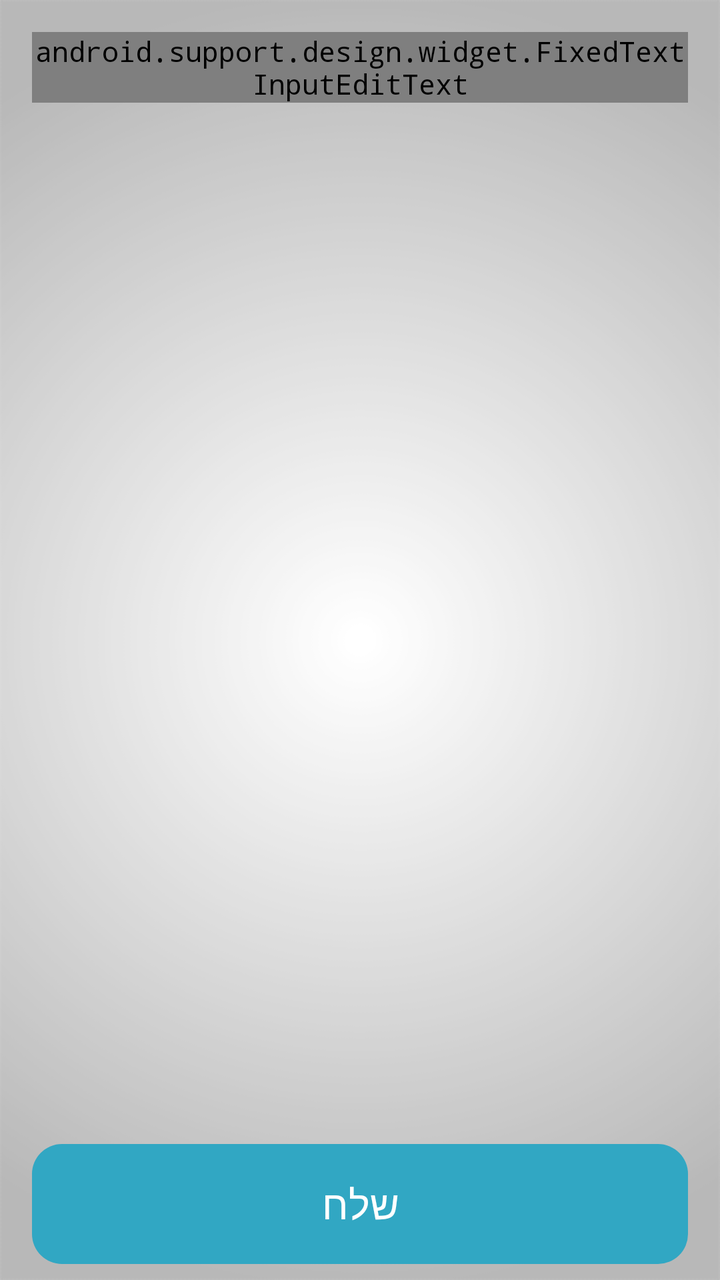
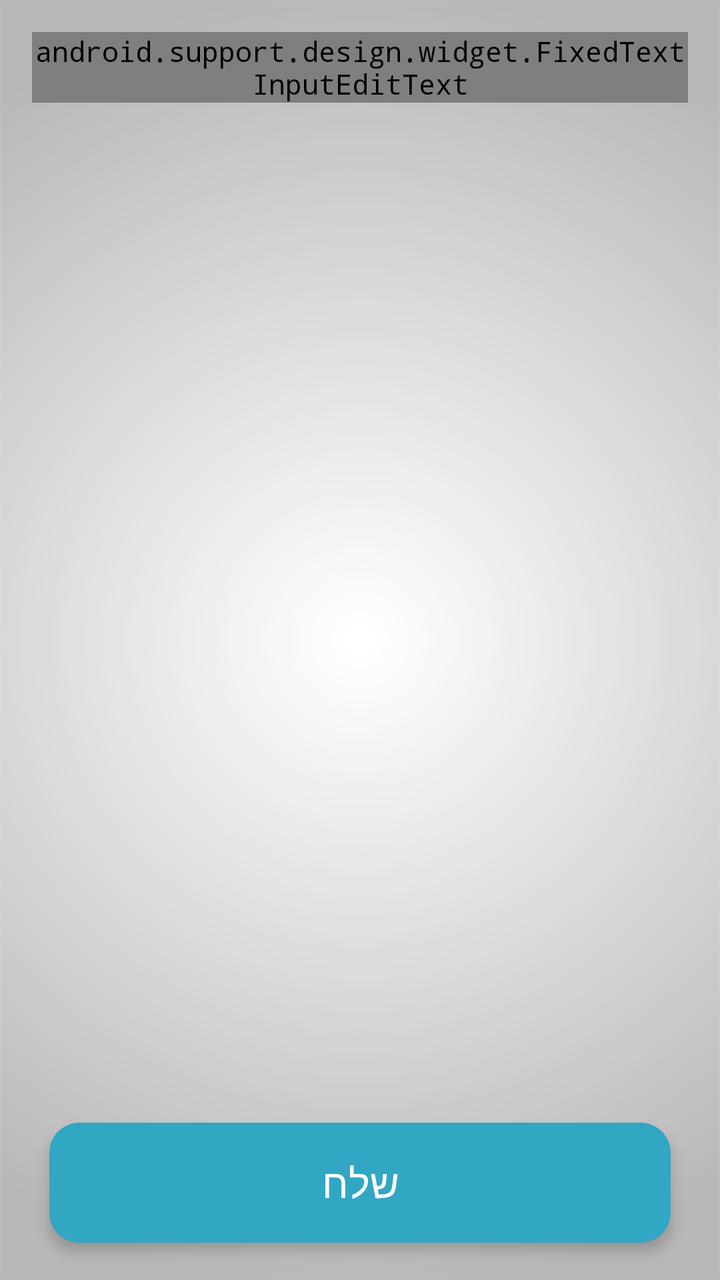

The first picture is an Android layout as it rendered before a commit; the second is the same layout after the commit. The layout source and the unified diff follow.
<!-- AndroidManifest.xml: application theme AppTheme -->
<!-- res/layout/activity_main3.xml -->
<?xml version="1.0" encoding="utf-8"?>
<RelativeLayout xmlns:android="http://schemas.android.com/apk/res/android"
    xmlns:app="http://schemas.android.com/apk/res-auto"
    xmlns:tools="http://schemas.android.com/tools"
    android:layout_width="match_parent"
    android:layout_height="match_parent"
    app:layout_behavior="@string/appbar_scrolling_view_behavior"
    android:fitsSystemWindows="true"
    android:id="@+id/main3"
    tools:context="atlow.chemi.mymada.MainActivity3">
    <android.support.v4.widget.NestedScrollView
        android:layout_width="match_parent"
        android:layout_height="match_parent"
        android:id="@+id/scrollView"
        android:layout_marginBottom="55dp"
        android:layout_alignParentRight="true"
        android:layout_alignParentEnd="true"
        android:layout_alignParentStart="true"
        android:layout_alignParentBottom="false"
        android:layout_alignParentTop="true"
        android:layout_alignParentLeft="true"
        android:fillViewport="false">
        <RelativeLayout
            android:layout_width="match_parent"
            android:layout_height="wrap_content"
            android:paddingBottom="61dp"
            android:paddingTop="@dimen/activity_horizontal_margin"
            android:paddingLeft="@dimen/activity_horizontal_margin"
            android:paddingRight="@dimen/activity_horizontal_margin">
            <android.support.design.widget.TextInputLayout
                android:id="@+id/freeMsg"
                android:layout_width="match_parent"
                android:layout_height="wrap_content">
                <android.support.design.widget.FixedTextInputEditText
                    android:id="@+id/yourMsg"
                    android:layout_width="match_parent"
                    android:layout_height="wrap_content"
                    android:singleLine="true"
                    android:gravity="top"
                    android:lines="6"
                    android:inputType="textMultiLine"
                    android:hint="@string/toMoked" />
            </android.support.design.widget.TextInputLayout>
        </RelativeLayout>
    </android.support.v4.widget.NestedScrollView>
    <Button
        android:id="@+id/yourMsgBtnNew"
        android:layout_width="match_parent"
        android:layout_height="60dp"
        android:layout_alignParentBottom="true"
        android:layout_centerHorizontal="true"
        android:layout_marginStart="@dimen/activity_vertical_margin"
        android:layout_marginEnd="@dimen/activity_vertical_margin"
        android:paddingEnd="@dimen/activity_horizontal_margin"
        android:paddingStart="@dimen/activity_horizontal_margin"
        android:layout_marginBottom="8dp"
        android:background="@drawable/btns_new"
        android:gravity="center|center_horizontal|center_vertical"
        android:text="@string/succ"
        android:textColor="#FFF"
        android:textSize="20sp" />
</RelativeLayout>
<!-- resources referenced by this layout -->
<resources>
  <dimen name="activity_horizontal_margin">16dp</dimen>
  <dimen name="activity_vertical_margin">16dp</dimen>
  <!-- drawable btns_new (drawable) -->
  <?xml version="1.0" encoding="utf-8"?>
  <shape xmlns:android="http://schemas.android.com/apk/res/android"
      android:shape="rectangle">
      <corners android:radius="15dp" />
      <solid android:color="@color/ColorNice" />
      <padding
          android:right="0dp"
          android:left="0dp"
          android:bottom="0dp"
          android:top="0dp" />
      <stroke
          android:width="0dp"
          android:color="#1e869f" />
  </shape>
  <string name="succ">שלח</string>
  <string name="toMoked">כתוב הודעתך למוקד.</string>
  <style name="AppTheme" parent="Theme.AppCompat.Light">
          
          <item name="android:textColor">@color/Black</item>
          <item name="colorPrimary">@color/ColorPrimary</item>
          <item name="colorPrimaryDark">@color/ColorPrimaryDark</item>
          <item name="android:textColorHintInverse">@color/ColorBlue</item>
          <item name="actionBarTheme">@style/ThemeOverlay.AppCompat.Dark.ActionBar</item>
          <item name="buttonStyle">@style/FButton</item>
          <item name="android:buttonStyle">@style/FButton</item>
          <item name="colorAccent">@color/materialGrey300</item>
          
          <item name="android:actionMenuTextColor">@color/Black</item>
          <item name="android:itemBackground">@color/materialGrey300</item>
          <item name="android:textColorSecondary">@color/ColorRedDark</item>
          <item name="android:windowBackground">@drawable/ic_bgg</item>
          <item name="android:typeface">monospace</item>
  
          <item name="android:textColorHint">@color/ColorAqua</item>
          <item name="colorControlNormal">@color/ColorBlue</item>
          <item name="colorControlActivated">@color/ColorAqua</item>
          <item name="colorControlHighlight">@color/ColorAqua</item>
      </style>
  <color name="ColorNice">#31a7c3</color>
  <color name="Black">#000000</color>
  <color name="ColorPrimary">#10133b</color>
  <color name="ColorPrimaryDark">#1a1d4b</color>
  <color name="ColorBlue">#98194853</color>
  <style name="FButton" parent="Theme.AppCompat.Light">
          <item name="colorControlHighlight">@color/ColorBlue</item>
          <item name="android:textColor">@color/ColorAqua</item>
          <item name="android:textSize">20sp</item>
      </style>
  <color name="materialGrey300">#ffe0e0e0</color>
  <color name="ColorRedDark">#6b0000</color>
  <!-- drawable ic_bgg: png bitmap (drawable, 33899 bytes) -->
  <color name="ColorAqua">#32a7c3</color>
</resources>

<!-- the commit's change to res/layout/activity_main3.xml (unified diff, before → after) -->
@@ -8,55 +8,50 @@
     android:fitsSystemWindows="true"
     android:id="@+id/main3"
     tools:context="atlow.chemi.mymada.MainActivity3">
-    <android.support.v4.widget.NestedScrollView
+    <android.support.design.widget.TextInputLayout
+        android:id="@+id/freeMsg"
         android:layout_width="match_parent"
-        android:layout_height="match_parent"
-        android:id="@+id/scrollView"
-        android:layout_marginBottom="55dp"
-        android:layout_alignParentRight="true"
+        android:layout_height="wrap_content"
         android:layout_alignParentEnd="true"
-        android:layout_alignParentStart="true"
-        android:layout_alignParentBottom="false"
         android:layout_alignParentTop="true"
-        android:layout_alignParentLeft="true"
-        android:fillViewport="false">
-        <RelativeLayout
+        android:layout_above="@+id/free_send_card_view"
+        android:paddingTop="@dimen/activity_horizontal_margin"
+        android:paddingLeft="@dimen/activity_horizontal_margin"
+        android:paddingRight="@dimen/activity_horizontal_margin">
+        <android.support.design.widget.FixedTextInputEditText
+            android:id="@+id/yourMsg"
             android:layout_width="match_parent"
             android:layout_height="wrap_content"
-            android:paddingBottom="61dp"
-            android:paddingTop="@dimen/activity_horizontal_margin"
-            android:paddingLeft="@dimen/activity_horizontal_margin"
-            android:paddingRight="@dimen/activity_horizontal_margin">
-            <android.support.design.widget.TextInputLayout
-                android:id="@+id/freeMsg"
-                android:layout_width="match_parent"
-                android:layout_height="wrap_content">
-                <android.support.design.widget.FixedTextInputEditText
-                    android:id="@+id/yourMsg"
-                    android:layout_width="match_parent"
-                    android:layout_height="wrap_content"
-                    android:singleLine="true"
-                    android:gravity="top"
-                    android:lines="6"
-                    android:inputType="textMultiLine"
-                    android:hint="@string/toMoked" />
-            </android.support.design.widget.TextInputLayout>
-        </RelativeLayout>
-    </android.support.v4.widget.NestedScrollView>
+            android:singleLine="true"
+            android:gravity="top"
+            android:lines="6"
+            android:inputType="textMultiLine"
+            android:hint="@string/toMoked" />
+    </android.support.design.widget.TextInputLayout>
+    <android.support.v7.widget.CardView
+        android:id="@+id/free_send_card_view"
+        android:layout_width="match_parent"
+        android:layout_height="wrap_content"
+        android:layout_gravity="center"
+        android:layout_alignParentBottom="true"
+        android:layout_centerHorizontal="true"
+        android:layout_marginStart="@dimen/activity_vertical_margin"
+        android:layout_marginEnd="@dimen/activity_vertical_margin"
+        android:layout_marginBottom="8dp"
+        app:cardUseCompatPadding="true"
+        app:cardBackgroundColor="@color/ColorNice"
+        app:cardCornerRadius="15dp"
+        app:cardElevation="4dp">
     <Button
         android:id="@+id/yourMsgBtnNew"
         android:layout_width="match_parent"
         android:layout_height="60dp"
-        android:layout_alignParentBottom="true"
-        android:layout_centerHorizontal="true"
-        android:layout_marginStart="@dimen/activity_vertical_margin"
-        android:layout_marginEnd="@dimen/activity_vertical_margin"
         android:paddingEnd="@dimen/activity_horizontal_margin"
         android:paddingStart="@dimen/activity_horizontal_margin"
-        android:layout_marginBottom="8dp"
         android:background="@drawable/btns_new"
         android:gravity="center|center_horizontal|center_vertical"
         android:text="@string/succ"
         android:textColor="#FFF"
         android:textSize="20sp" />
+    </android.support.v7.widget.CardView>
 </RelativeLayout>
